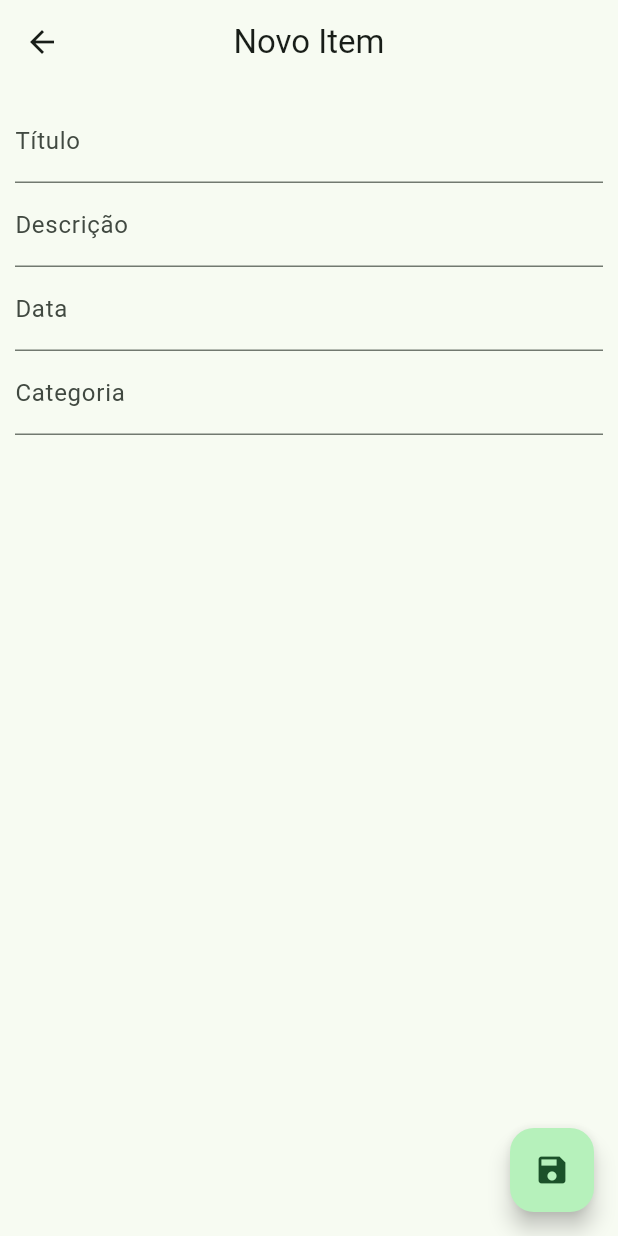
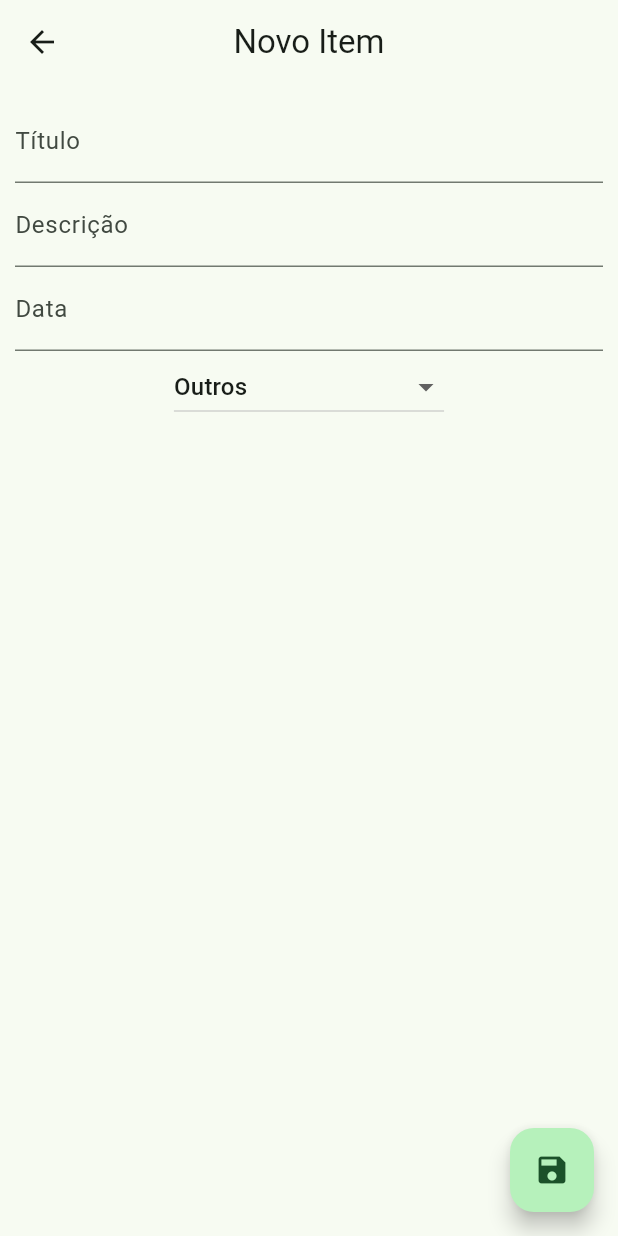
Before and after one commit to bfjamisse09/PROG4-AVAL2, a Flutter app: the ItemPage screen opened by its route, on a phone screen of 412 x 824 dp. Run offline on Flutter 3.47's test engine with Material 3 defaults, Android fonts, the phone set to English and light mode, and no system bars; network calls fail.

Commit message:
mudança category widget

```diff
--- a/to_do_list/lib/pages/item_page.dart
+++ b/to_do_list/lib/pages/item_page.dart
@@ -126,6 +126,9 @@ class _ItemPageState extends State<ItemPage> {
 
   @override
   Widget build(BuildContext context) {
+    final categories =
+        Provider.of<ToDoListProvider>(context, listen: true).categoryItems;
+    String dropdownValue = categories.last;
     return Scaffold(
       appBar: AppBar(
         title: const Text('Novo Item'),
@@ -165,13 +168,17 @@ class _ItemPageState extends State<ItemPage> {
                           controller: _dateController,
                           validator: _dateValidator,
                         ),
-                        TextFormField(
-                          decoration: const InputDecoration(
-                            labelText: 'Categoria',
-                          ),
-                          controller: _categoryController,
-                          validator: _categoryValidator,
-                        ),
+                        DropdownButton(value:dropdownValue, items:categories.map<DropdownMenuItem<String>>((String value) {
+        return DropdownMenuItem<String>(
+          value: value,
+          child: Text(value),
+        );
+      }).toList(), onChanged: (String? value) {
+        // This is called when the user selects an item.
+        setState(() {
+          dropdownValue = value!;
+        });
+      })
                       ],
                     ),
                   ),
--- a/to_do_list/lib/provider/to_do_list_provider.dart
+++ b/to_do_list/lib/provider/to_do_list_provider.dart
@@ -11,8 +11,10 @@ class ToDoListProvider with ChangeNotifier {
   final _baseUrl = 'https://todolist-7ff7f-default-rtdb.firebaseio.com';
 
   final List<Item> _listItems = [];
+  final List<String> _categoryList = ["Afazeres Domésticos", "Trabalho", "Escola", "Outros"];
 
   List<Item> get listItems => _listItems;
+  List<String> get categoryItems => _categoryList;
 
   Future<void> load() async {
     final response = await http.get(
```
Also changed, not shown: 2 other files.
